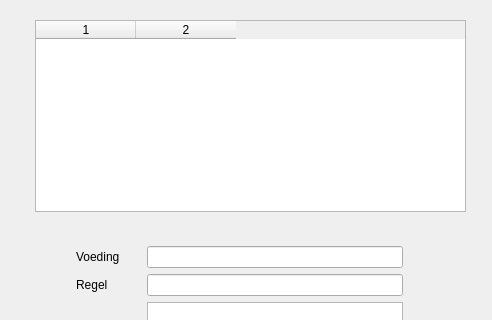
Qt form src/carereport/views/dietline.ui (Mholscher/carereport) before a commit; both pictures show x 0 to 492 and y 0 to 320 of the 492 by 587 pixel window.
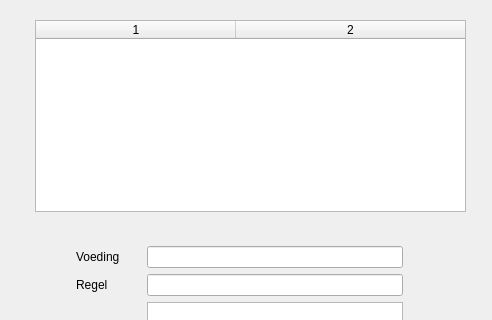
The same form after that commit. Custom widgets are drawn as their Qt base class.

Diff of the .ui file:
```diff
--- a/src/carereport/views/dietline.ui
+++ b/src/carereport/views/dietline.ui
@@ -126,6 +126,9 @@
      <height>192</height>
     </rect>
    </property>
+   <property name="sizeAdjustPolicy">
+    <enum>QAbstractScrollArea::AdjustToContents</enum>
+   </property>
    <property name="editTriggers">
     <set>QAbstractItemView::NoEditTriggers</set>
    </property>
@@ -141,9 +144,18 @@
    <property name="columnCount">
     <number>2</number>
    </property>
+   <attribute name="horizontalHeaderDefaultSectionSize">
+    <number>200</number>
+   </attribute>
+   <attribute name="horizontalHeaderStretchLastSection">
+    <bool>true</bool>
+   </attribute>
    <attribute name="verticalHeaderVisible">
     <bool>false</bool>
    </attribute>
+   <attribute name="verticalHeaderStretchLastSection">
+    <bool>false</bool>
+   </attribute>
    <column/>
    <column/>
   </widget>
```
